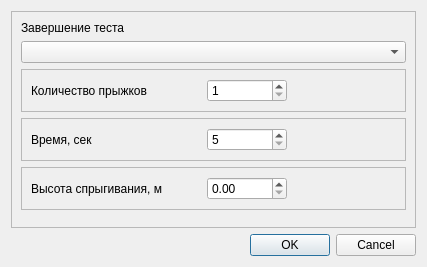
First picture: the form in metodics/jump_plate/droptest/droptestparamsdialog.ui, repository grigp/a-analyser, before the edit.
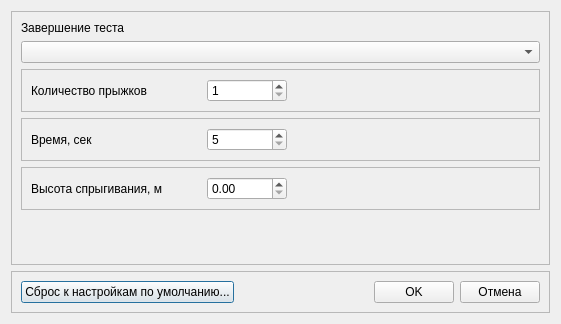
Second picture: the form after the edit.

Commit message: Сброс параметров методик по умолчанию. Закончено

The edit to the form file:
```diff
--- a/metodics/jump_plate/droptest/droptestparamsdialog.ui
+++ b/metodics/jump_plate/droptest/droptestparamsdialog.ui
@@ -6,8 +6,8 @@
    <rect>
     <x>0</x>
     <y>0</y>
-    <width>427</width>
-    <height>267</height>
+    <width>561</width>
+    <height>324</height>
    </rect>
   </property>
   <property name="windowTitle">
@@ -209,13 +209,55 @@
     </widget>
    </item>
    <item>
-    <widget class="QDialogButtonBox" name="buttonBox">
-     <property name="orientation">
-      <enum>Qt::Horizontal</enum>
+    <widget class="QFrame" name="frame_3">
+     <property name="sizePolicy">
+      <sizepolicy hsizetype="Preferred" vsizetype="Fixed">
+       <horstretch>0</horstretch>
+       <verstretch>0</verstretch>
+      </sizepolicy>
      </property>
-     <property name="standardButtons">
-      <set>QDialogButtonBox::Cancel|QDialogButtonBox::Ok</set>
+     <property name="frameShape">
+      <enum>QFrame::StyledPanel</enum>
      </property>
+     <property name="frameShadow">
+      <enum>QFrame::Raised</enum>
+     </property>
+     <layout class="QHBoxLayout" name="horizontalLayout_12">
+      <item>
+       <widget class="QPushButton" name="btnDefault_2">
+        <property name="text">
+         <string>Сброс к настройкам по умолчанию...</string>
+        </property>
+       </widget>
+      </item>
+      <item>
+       <spacer name="horizontalSpacer_12">
+        <property name="orientation">
+         <enum>Qt::Horizontal</enum>
+        </property>
+        <property name="sizeHint" stdset="0">
+         <size>
+          <width>40</width>
+          <height>20</height>
+         </size>
+        </property>
+       </spacer>
+      </item>
+      <item>
+       <widget class="QPushButton" name="btnOK_2">
+        <property name="text">
+         <string>OK</string>
+        </property>
+       </widget>
+      </item>
+      <item>
+       <widget class="QPushButton" name="btnCancel_2">
+        <property name="text">
+         <string>Отмена</string>
+        </property>
+       </widget>
+      </item>
+     </layout>
     </widget>
    </item>
   </layout>
```
Left out of the diff: 83 changed lines with no effect on the pictures. The commit also changes 41 other files.
